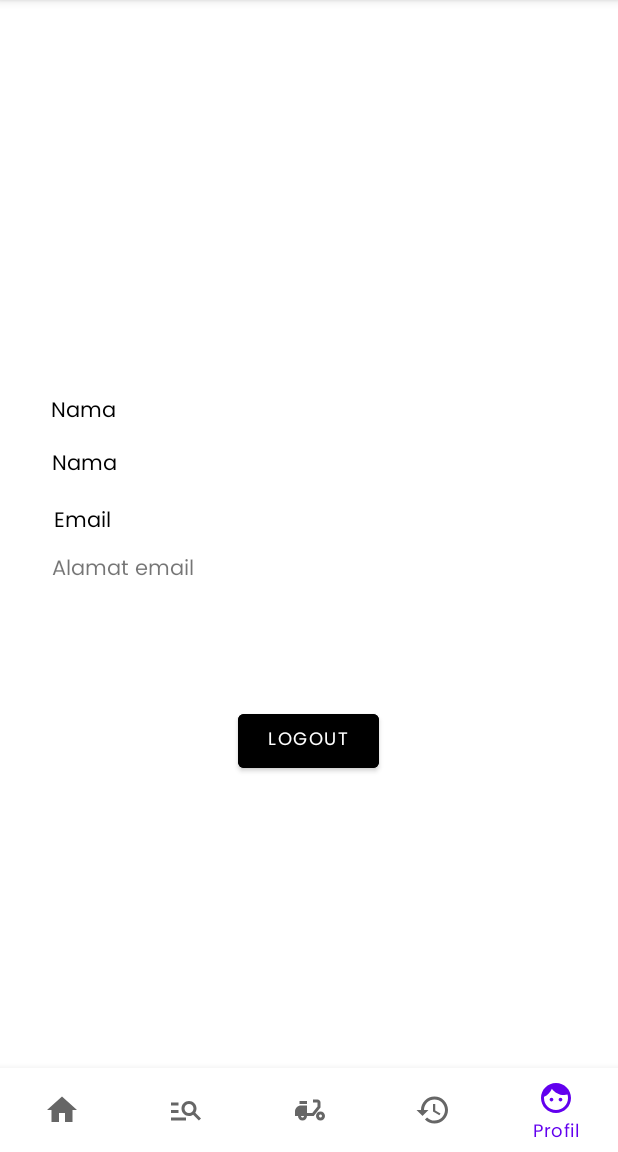
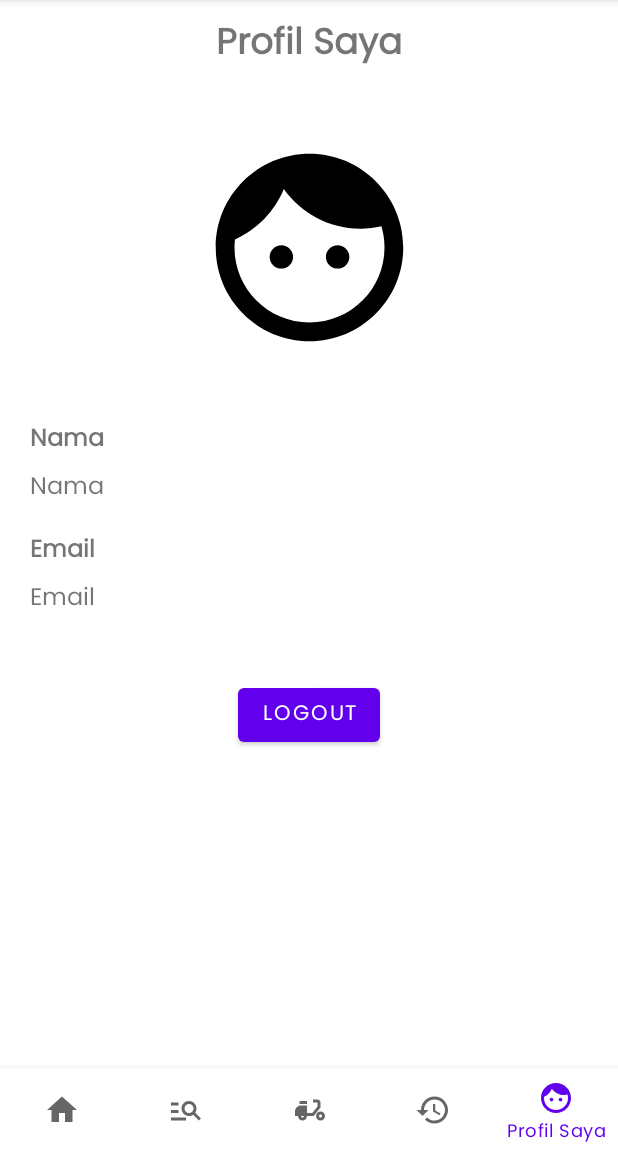
Before and after one commit to Nofri2311/OkGas, an Android app: the ProfileFragment screen opened through its navigation route, on a phone screen of 412 x 824 dp, the part 84-1236 px from its top. Run offline under Robolectric (Android 15) with nearby library versions, the phone set to English and light mode, and no system bars; our stand-ins replace Firebase (no records; nobody signed in at launch, a user with empty details on screens opened directly), navigation-ui; 1 statement that could not run was skipped.

Commit message:
add profile

```diff
--- a/app/build.gradle.kts
+++ b/app/build.gradle.kts
@@ -45,7 +45,7 @@ dependencies {
     implementation(libs.androidx.core.ktx)
     implementation(libs.androidx.appcompat)
     implementation(libs.material)
-
+    implementation(libs.osmdroid.android)
     implementation(libs.androidx.constraintlayout)
     implementation(libs.androidx.lifecycle.livedata.ktx)
     implementation(libs.androidx.lifecycle.viewmodel.ktx)
@@ -58,6 +58,7 @@ dependencies {
     implementation(libs.firebase.storage.ktx)
     implementation(libs.androidx.activity)
     implementation(libs.firebase.auth)
+    implementation(libs.firebase.auth.ktx)
     testImplementation(libs.junit)
     androidTestImplementation(libs.androidx.junit)
     androidTestImplementation(libs.androidx.espresso.core)
--- a/app/src/main/java/com/kewirausahaan/okgas/ui/auth/RegisterActivity.kt
+++ b/app/src/main/java/com/kewirausahaan/okgas/ui/auth/RegisterActivity.kt
@@ -48,7 +48,7 @@ class RegisterActivity : AppCompatActivity() {
                         val userMap = mapOf(
                             "name" to name,
                             "email" to email,
-                            "password" to password
+                            "image" to "",
                         )
                         database.child("users").child(uid).setValue(userMap).addOnCompleteListener { dbTask ->
                             if (dbTask.isSuccessful) {
--- a/app/src/main/java/com/kewirausahaan/okgas/ui/profile/ProfileFragment.kt
+++ b/app/src/main/java/com/kewirausahaan/okgas/ui/profile/ProfileFragment.kt
@@ -1,60 +1,59 @@
 package com.kewirausahaan.okgas.ui.profile
 
 import android.os.Bundle
-import androidx.fragment.app.Fragment
 import android.view.LayoutInflater
 import android.view.View
 import android.view.ViewGroup
+import android.widget.Toast
+import androidx.fragment.app.Fragment
+import androidx.fragment.app.viewModels
+import androidx.navigation.fragment.findNavController
+import com.bumptech.glide.Glide
 import com.kewirausahaan.okgas.R
+import com.kewirausahaan.okgas.databinding.FragmentProfileBinding
 
-// TODO: Rename parameter arguments, choose names that match
-// the fragment initialization parameters, e.g. ARG_ITEM_NUMBER
-private const val ARG_PARAM1 = "param1"
-private const val ARG_PARAM2 = "param2"
+class ProfileFragment : Fragment() {
 
-/**
- * A simple [Fragment] subclass.
- * Use the [ProfileFragment.newInstance] factory method to
- * create an instance of this fragment.
- */
-class ProfileFragment : Fragment() {
-    // TODO: Rename and change types of parameters
-    private var param1: String? = null
-    private var param2: String? = null
-
-    override fun onCreate(savedInstanceState: Bundle?) {
-        super.onCreate(savedInstanceState)
-        arguments?.let {
-            param1 = it.getString(ARG_PARAM1)
-            param2 = it.getString(ARG_PARAM2)
-        }
-    }
+    private var _binding: FragmentProfileBinding? = null
+    private val binding get() = _binding!!
+    private val viewModel: ProfileViewModel by viewModels()
 
     override fun onCreateView(
         inflater: LayoutInflater, container: ViewGroup?,
         savedInstanceState: Bundle?
-    ): View? {
-        // Inflate the layout for this fragment
-        return inflater.inflate(R.layout.fragment_profile, container, false)
+    ): View {
+        _binding = FragmentProfileBinding.inflate(inflater, container, false)
+        return binding.root
     }
 
-    companion object {
-        /**
-         * Use this factory method to create a new instance of
-         * this fragment using the provided parameters.
-         *
-         * @param param1 Parameter 1.
-         * @param param2 Parameter 2.
-         * @return A new instance of fragment ProfileFragment.
-         */
-        // TODO: Rename and change types and number of parameters
-        @JvmStatic
-        fun newInstance(param1: String, param2: String) =
-            ProfileFragment().apply {
-                arguments = Bundle().apply {
-                    putString(ARG_PARAM1, param1)
-                    putString(ARG_PARAM2, param2)
-                }
+    override fun onViewCreated(view: View, savedInstanceState: Bundle?) {
+        super.onViewCreated(view, savedInstanceState)
+
+        viewModel.profile.observe(viewLifecycleOwner) { profile ->
+            binding.detailProfileName.text = profile.name
+            binding.detailProfileEmail.text = profile.email
+
+            // Menampilkan gambar profil jika ada
+            if (profile.pictureUrl != null) {
+                Glide.with(this)
+                    .load(profile.pictureUrl)
+                    .into(binding.profileImage)
+            } else {
+                // Set gambar profil sebagai null jika tidak ada
+                binding.profileImage.setImageDrawable(null)
             }
+        }
+
+        // Logout
+        binding.buttonLogout.setOnClickListener {
+            viewModel.logout()
+            Toast.makeText(requireContext(), "Berhasil Logout", Toast.LENGTH_SHORT).show()
+            findNavController().navigate(R.id.action_navigation_profile_to_navigation_login)
+        }
+    }
+
+    override fun onDestroyView() {
+        super.onDestroyView()
+        _binding = null
     }
 }
--- a/app/src/main/java/com/kewirausahaan/okgas/ui/profile/ProfileViewModel.kt
+++ b/app/src/main/java/com/kewirausahaan/okgas/ui/profile/ProfileViewModel.kt
@@ -1,4 +1,41 @@
 package com.kewirausahaan.okgas.ui.profile
 
-class ProfileViewModel {
+import androidx.lifecycle.LiveData
+import androidx.lifecycle.MutableLiveData
+import androidx.lifecycle.ViewModel
+import com.google.firebase.auth.FirebaseAuth
+import com.google.firebase.database.DataSnapshot
+import com.google.firebase.database.DatabaseError
+import com.google.firebase.database.FirebaseDatabase
+import com.google.firebase.database.ValueEventListener
+
+class ProfileViewModel : ViewModel() {
+
+    private val _profile = MutableLiveData<Profile>()
+    val profile: LiveData<Profile> = _profile
+
+    init {
+        fetchProfileData()
+    }
+
+    private fun fetchProfileData() {
+        val userId = FirebaseAuth.getInstance().currentUser?.uid
+        userId?.let {
+            val databaseReference = FirebaseDatabase.getInstance().getReference("users").child(it)
+            databaseReference.addListenerForSingleValueEvent(object : ValueEventListener {
+                override fun onDataChange(snapshot: DataSnapshot) {
+                    val profileData = snapshot.getValue(Profile::class.java)
+                    _profile.value = profileData!!
+                }
+
+                override fun onCancelled(error: DatabaseError) {
+                    // Handle error
+                }
+            })
+        }
+    }
+
+    fun logout() {
+        FirebaseAuth.getInstance().signOut()
+    }
 }
--- a/app/src/main/res/layout/fragment_profile.xml
+++ b/app/src/main/res/layout/fragment_profile.xml
@@ -9,86 +9,94 @@
 
     <!-- TODO: Update blank fragment layout -->
 
+    <TextView
+        android:id="@+id/title_profile_image"
+        android:layout_width="match_parent"
+        android:layout_height="wrap_content"
+        android:text="@string/title_profile"
+        android:textAlignment="center"
+        android:textSize="24sp"
+        android:textStyle="bold"
+        android:layout_marginTop="10dp"
+        android:layout_marginStart="20dp"
+        android:layout_marginEnd="20dp"
+        app:layout_constraintEnd_toEndOf="parent"
+        app:layout_constraintStart_toStartOf="parent"
+        app:layout_constraintTop_toTopOf="parent" />
+
     <com.google.android.material.imageview.ShapeableImageView
-        android:id="@+id/profile"
+        android:id="@+id/profile_image"
+        android:layout_width="150dp"
+        android:layout_height="150dp"
+        android:layout_marginTop="40dp"
+        app:layout_constraintEnd_toEndOf="parent"
+        app:layout_constraintStart_toStartOf="parent"
+        app:layout_constraintTop_toBottomOf="@+id/title_profile_image"
+        app:shapeAppearanceOverlay="@style/RoundedImage"
+        app:srcCompat="@drawable/ic_face_24" />
+
+    <TextView
+        android:id="@+id/profile_name"
+        android:layout_width="match_parent"
+        android:layout_height="wrap_content"
+        android:text="@string/profile_name"
+        android:textSize="16sp"
+        android:textStyle="bold"
+        android:layout_marginTop="40dp"
+        android:layout_marginStart="20dp"
+        android:layout_marginEnd="20dp"
+        app:layout_constraintEnd_toEndOf="parent"
+        app:layout_constraintStart_toStartOf="parent"
+        app:layout_constraintTop_toBottomOf="@+id/profile_image" />
+
+    <TextView
+        android:id="@+id/detail_profile_name"
+        android:layout_width="match_parent"
+        android:layout_height="wrap_content"
+        android:text="@string/profile_name"
+        android:textSize="16sp"
+        android:layout_marginTop="5dp"
+        android:layout_marginStart="20dp"
+        android:layout_marginEnd="20dp"
+        app:layout_constraintEnd_toEndOf="parent"
+        app:layout_constraintStart_toStartOf="parent"
+        app:layout_constraintTop_toBottomOf="@+id/profile_name" />
+
+    <TextView
+        android:id="@+id/profile_email"
+        android:layout_width="match_parent"
+        android:layout_height="wrap_content"
+        android:text="@string/profile_email"
+        android:textSize="16sp"
+        android:textStyle="bold"
+        android:layout_marginTop="15dp"
+        android:layout_marginStart="20dp"
+        android:layout_marginEnd="20dp"
+        app:layout_constraintEnd_toEndOf="parent"
+        app:layout_constraintStart_toStartOf="parent"
+        app:layout_constraintTop_toBottomOf="@+id/detail_profile_name" />
+
+    <TextView
+        android:id="@+id/detail_profile_email"
+        android:layout_width="match_parent"
+        android:layout_height="wrap_content"
+        android:text="@string/profile_email"
+        android:textSize="16sp"
+        android:layout_marginTop="5dp"
+        android:layout_marginStart="20dp"
+        android:layout_marginEnd="20dp"
+        app:layout_constraintEnd_toEndOf="parent"
+        app:layout_constraintStart_toStartOf="parent"
+        app:layout_constraintTop_toBottomOf="@+id/profile_email" />
+
+    <Button
+        android:id="@+id/button_logout"
         android:layout_width="wrap_content"
         android:layout_height="wrap_content"
-
-        app:layout_constraintBottom_toBottomOf="parent"
+        android:text="@string/logout"
+        android:layout_marginTop="40dp"
         app:layout_constraintEnd_toEndOf="parent"
-        app:layout_constraintHorizontal_bias="0.498"
         app:layout_constraintStart_toStartOf="parent"
-        app:layout_constraintTop_toTopOf="parent"
-        app:layout_constraintVertical_bias="0.177"
-        app:shapeAppearanceOverlay="@style/RoundedImage"
-        tools:src="@tools:sample/avatars" />
-
-    <TextView
-        android:id="@+id/textView"
-        android:layout_width="wrap_content"
-        android:layout_height="wrap_content"
-        android:text="Nama"
-        android:textColor="#000000"
-        app:layout_constraintBottom_toBottomOf="parent"
-        app:layout_constraintEnd_toEndOf="parent"
-        app:layout_constraintHorizontal_bias="0.092"
-        app:layout_constraintStart_toStartOf="parent"
-        app:layout_constraintTop_toTopOf="parent"
-        app:layout_constraintVertical_bias="0.353" />
-
-    <TextView
-        android:id="@+id/textView2"
-        android:layout_width="369dp"
-        android:layout_height="28dp"
-        android:text="Nama"
-        android:textAlignment="viewStart"
-        android:textColor="#000000"
-        app:layout_constraintBottom_toBottomOf="parent"
-        app:layout_constraintEnd_toEndOf="parent"
-        app:layout_constraintHorizontal_bias="0.809"
-        app:layout_constraintStart_toStartOf="parent"
-        app:layout_constraintTop_toTopOf="parent"
-        app:shapeAppearanceOverlay="@style/RoundedImage"
-        app:layout_constraintVertical_bias="0.403" />
-
-    <TextView
-        android:id="@+id/textView3"
-        android:layout_width="wrap_content"
-        android:layout_height="wrap_content"
-        android:text="Email"
-        android:textColor="#000000"
-        app:layout_constraintBottom_toBottomOf="parent"
-        app:layout_constraintEnd_toEndOf="parent"
-        app:layout_constraintHorizontal_bias="0.097"
-        app:layout_constraintStart_toStartOf="parent"
-        app:layout_constraintTop_toTopOf="parent"
-        app:layout_constraintVertical_bias="0.452" />
-
-    <TextView
-        android:id="@+id/textView4"
-        android:layout_width="367dp"
-        android:layout_height="30dp"
-        android:text="Alamat email"
-        app:layout_constraintBottom_toBottomOf="parent"
-        app:layout_constraintEnd_toEndOf="parent"
-        app:layout_constraintHorizontal_bias="0.772"
-        app:layout_constraintStart_toStartOf="parent"
-        app:layout_constraintTop_toTopOf="parent"
-        app:shapeAppearanceOverlay="@style/RoundedImage"
-        app:layout_constraintVertical_bias="0.499" />
-
-    <Button
-        android:id="@+id/button2"
-        android:layout_width="94dp"
-        android:layout_height="48dp"
-        android:backgroundTint="@android:color/background_dark"
-        android:text="Logout"
-        android:textSize="12sp"
-        app:layout_constraintBottom_toBottomOf="parent"
-        app:layout_constraintEnd_toEndOf="parent"
-        app:layout_constraintHorizontal_bias="0.498"
-        app:layout_constraintStart_toStartOf="parent"
-        app:layout_constraintTop_toTopOf="parent"
-        app:layout_constraintVertical_bias="0.653" />
+        app:layout_constraintTop_toBottomOf="@+id/detail_profile_email" />
 
 </androidx.constraintlayout.widget.ConstraintLayout>
--- a/app/src/main/res/navigation/mobile_navigation.xml
+++ b/app/src/main/res/navigation/mobile_navigation.xml
@@ -41,7 +41,11 @@
         android:id="@+id/navigation_profile"
         android:name="com.kewirausahaan.okgas.ui.profile.ProfileFragment"
         android:label="@string/title_profile"
-        tools:layout="@layout/fragment_profile" />
+        tools:layout="@layout/fragment_profile" >
+        <action
+            android:id="@+id/action_navigation_profile_to_navigation_login"
+            app:destination="@id/navigation_login" />
+    </fragment>
     <fragment
         android:id="@+id/navigation_detail_kost"
         android:name="com.kewirausahaan.okgas.ui.search.DetailKostFragment"
@@ -83,5 +87,10 @@
         android:name="com.kewirausahaan.okgas.ui.DetailOrderFragment"
         android:label="@string/detail_order"
         tools:layout="@layout/fragment_detail_order" />
+    <activity
+        android:id="@+id/navigation_login"
+        android:name="com.kewirausahaan.okgas.ui.auth.LoginActivity"
+        android:label="activity_login"
+        tools:layout="@layout/activity_login" />
 
 </navigation>
--- a/app/src/main/res/values/strings.xml
+++ b/app/src/main/res/values/strings.xml
@@ -4,7 +4,7 @@
     <string name="title_search">Cari Kos</string>
     <string name="title_move">Pindahan Barang</string>
     <string name="title_history">Riwayat Pesanan</string>
-    <string name="title_profile">Profil</string>
+    <string name="title_profile">Profil Saya</string>
     <string name="detail">Detail</string>
     <string name="welcome">Selamat Datang di OkGas</string>
     <string name="description">OkGas hadir di Malang untuk membantu Masyarakat khususnya mahasiswa dengan layanan pindahan barang dan pengecekan kamar kost, membuat proses pindahan jadi lebih mudah dan nyaman. Kami siap menjadi solusi praktis untuk kebutuhan pindahan Anda!</string>
@@ -53,6 +53,9 @@
     <string name="partner_number">Nomor HP Mitra</string>
     <string name="move_history">Riwayat Pindahan</string>
     <string name="search_history">Riwayat Pengecekan</string>
+    <string name="profile_name">Nama</string>
+    <string name="profile_email">Email</string>
+    <string name="logout">Logout</string>
 
     <!-- TODO: Remove or change this placeholder text -->
     <string name="hello_blank_fragment">Hello blank fragment</string>
--- a/gradle/libs.versions.toml
+++ b/gradle/libs.versions.toml
@@ -16,10 +16,12 @@ navigationFragmentKtx = "2.8.3"
 navigationUiKtx = "2.8.3"
 googleGmsGoogleServices = "4.4.2"
 firebaseDatabase = "21.0.0"
+osmdroidAndroid = "6.1.13"
 recyclerview = "1.3.2"
 firebaseStorageKtx = "21.0.1"
 activity = "1.9.3"
 firebaseAuth = "23.1.0"
+firebaseAuthKtx = "23.1.0"
 
 [libraries]
 androidx-cardview = { module = "androidx.cardview:cardview", version.ref = "cardview" }
@@ -40,6 +42,8 @@ firebase-database = { group = "com.google.firebase", name = "firebase-database",
 firebase-storage-ktx = { group = "com.google.firebase", name = "firebase-storage-ktx", version.ref = "firebaseStorageKtx" }
 androidx-activity = { group = "androidx.activity", name = "activity", version.ref = "activity" }
 firebase-auth = { group = "com.google.firebase", name = "firebase-auth", version.ref = "firebaseAuth" }
+firebase-auth-ktx = { group = "com.google.firebase", name = "firebase-auth-ktx", version.ref = "firebaseAuthKtx" }
+osmdroid-android = { module = "org.osmdroid:osmdroid-android", version.ref = "osmdroidAndroid" }
 
 [plugins]
 android-application = { id = "com.android.application", version.ref = "agp" }
```
